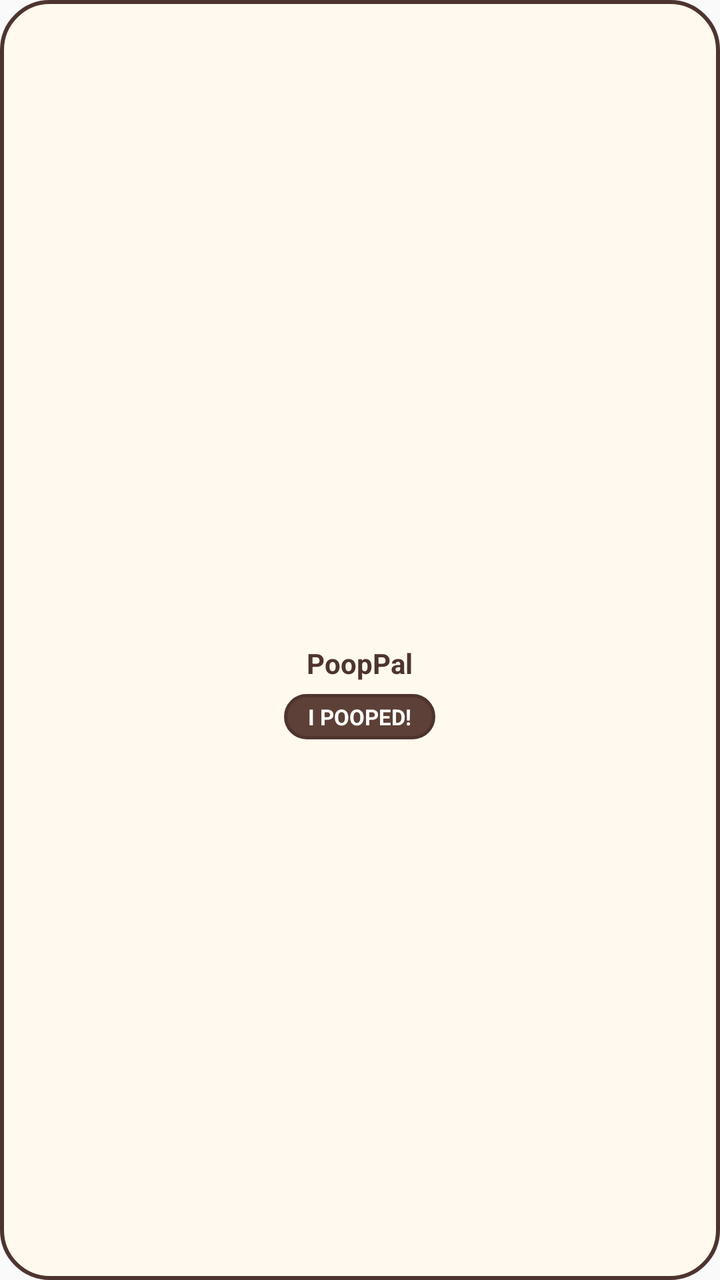
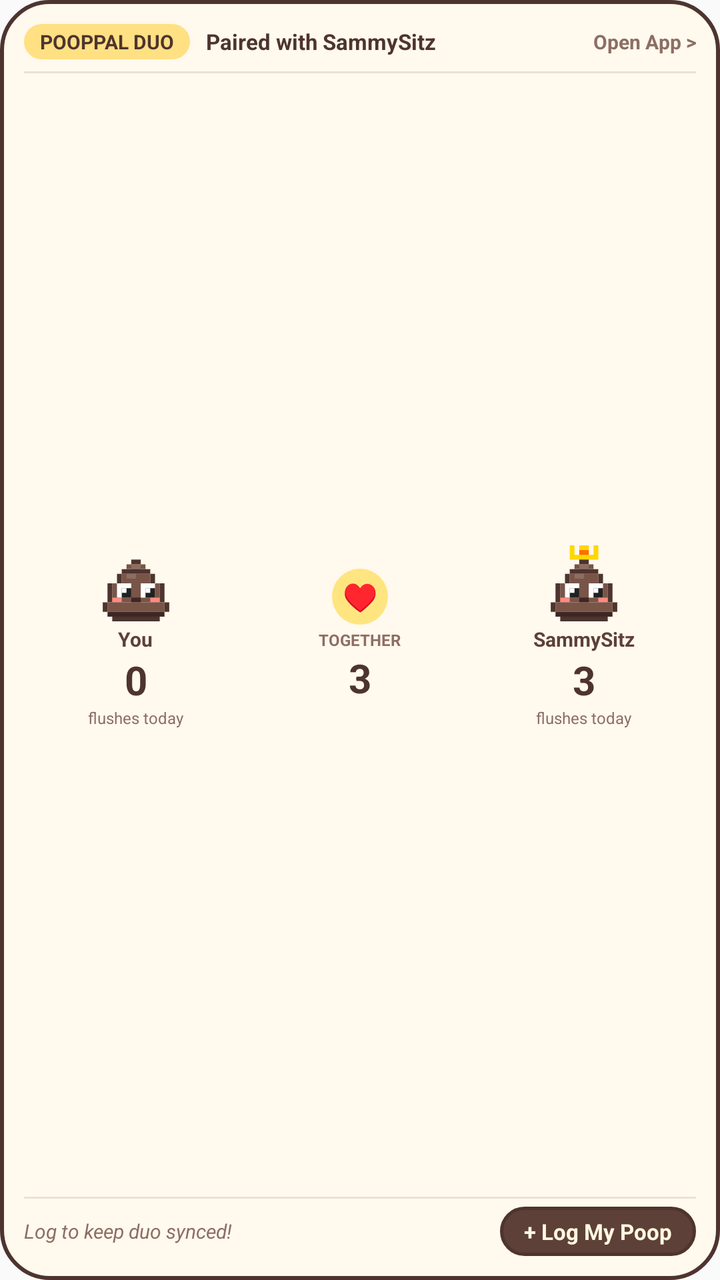

Before-and-after screenshots of an Android layout around one commit, followed by the original layout XML and the change that was made.
<!-- AndroidManifest.xml: application theme AppTheme -->
<!-- res/layout/pooppal_widget.xml -->
<?xml version="1.0" encoding="utf-8"?>
<LinearLayout xmlns:android="http://schemas.android.com/apk/res/android"
    android:id="@+id/widget_container"
    android:layout_width="match_parent"
    android:layout_height="match_parent"
    android:background="@drawable/widget_bg"
    android:orientation="vertical"
    android:gravity="center"
    android:padding="12dp">

    <ImageView
        android:id="@+id/widget_icon"
        android:layout_width="48dp"
        android:layout_height="48dp"
        android:src="@mipmap/ic_launcher"
        android:contentDescription="@string/app_name" />

    <TextView
        android:id="@+id/widget_title"
        android:layout_width="wrap_content"
        android:layout_height="wrap_content"
        android:layout_marginTop="4dp"
        android:text="@string/app_name"
        android:textColor="#4E342E"
        android:textSize="14sp"
        android:textStyle="bold" />

    <TextView
        android:id="@+id/widget_action"
        android:layout_width="wrap_content"
        android:layout_height="wrap_content"
        android:layout_marginTop="6dp"
        android:background="@drawable/widget_button_bg"
        android:paddingStart="12dp"
        android:paddingTop="4dp"
        android:paddingEnd="12dp"
        android:paddingBottom="4dp"
        android:text="I POOPED!"
        android:textColor="#FFFFFF"
        android:textSize="11sp"
        android:textStyle="bold" />

</LinearLayout>
<!-- resources referenced by this layout -->
<resources>
  <!-- mipmap ic_launcher (mipmap-anydpi-v26) -->
  <?xml version="1.0" encoding="utf-8"?>
  <adaptive-icon xmlns:android="http://schemas.android.com/apk/res/android">
      <background android:drawable="@color/ic_launcher_background"/>
      <foreground android:drawable="@mipmap/ic_launcher_foreground"/>
  </adaptive-icon>
  <string name="app_name">PoopPal</string>
  <color name="ic_launcher_background">#FFFFFF</color>
  <!-- unchanged entries left out for length: 3 -->
</resources>

<!-- the commit's change to res/layout/pooppal_widget.xml (unified diff, before → after) -->
@@ -5,39 +5,227 @@
     android:layout_height="match_parent"
     android:background="@drawable/widget_bg"
     android:orientation="vertical"
-    android:gravity="center"
     android:padding="12dp">
 
-    <ImageView
-        android:id="@+id/widget_icon"
-        android:layout_width="48dp"
-        android:layout_height="48dp"
-        android:src="@mipmap/ic_launcher"
-        android:contentDescription="@string/app_name" />
-
-    <TextView
-        android:id="@+id/widget_title"
-        android:layout_width="wrap_content"
+    
+    <LinearLayout
+        android:layout_width="match_parent"
         android:layout_height="wrap_content"
+        android:gravity="center_vertical"
+        android:orientation="horizontal">
+
+        <TextView
+            android:layout_width="wrap_content"
+            android:layout_height="wrap_content"
+            android:background="@drawable/widget_badge_bg"
+            android:paddingStart="8dp"
+            android:paddingTop="2dp"
+            android:paddingEnd="8dp"
+            android:paddingBottom="2dp"
+            android:text="POOPPAL DUO"
+            android:textColor="#4E342E"
+            android:textSize="10sp"
+            android:textStyle="bold" />
+
+        <TextView
+            android:id="@+id/widget_paired_label"
+            android:layout_width="0dp"
+            android:layout_height="wrap_content"
+            android:layout_marginStart="8dp"
+            android:layout_weight="1"
+            android:ellipsize="end"
+            android:maxLines="1"
+            android:text="Paired with SammySitz"
+            android:textColor="#4E342E"
+            android:textSize="11sp"
+            android:textStyle="bold" />
+
+        <TextView
+            android:id="@+id/widget_open_app"
+            android:layout_width="wrap_content"
+            android:layout_height="wrap_content"
+            android:text="Open App &gt;"
+            android:textColor="#8D6E63"
+            android:textSize="10sp"
+            android:textStyle="bold" />
+    </LinearLayout>
+
+    <View
+        android:layout_width="match_parent"
+        android:layout_height="1dp"
+        android:layout_marginTop="6dp"
+        android:layout_marginBottom="6dp"
+        android:background="#1F4E342E" />
+
+    
+    <LinearLayout
+        android:layout_width="match_parent"
+        android:layout_height="0dp"
+        android:layout_weight="1"
+        android:gravity="center"
+        android:orientation="horizontal">
+
+        
+        <LinearLayout
+            android:layout_width="0dp"
+            android:layout_height="wrap_content"
+            android:layout_weight="1"
+            android:gravity="center"
+            android:orientation="vertical">
+
+            <ImageView
+                android:layout_width="38dp"
+                android:layout_height="38dp"
+                android:contentDescription="You"
+                android:src="@drawable/mascot_buddy" />
+
+            <TextView
+                android:layout_width="wrap_content"
+                android:layout_height="wrap_content"
+                android:layout_marginTop="2dp"
+                android:text="You"
+                android:textColor="#5D4037"
+                android:textSize="10sp"
+                android:textStyle="bold" />
+
+            <TextView
+                android:id="@+id/widget_user_count"
+                android:layout_width="wrap_content"
+                android:layout_height="wrap_content"
+                android:text="0"
+                android:textColor="#4E342E"
+                android:textSize="20sp"
+                android:textStyle="bold" />
+
+            <TextView
+                android:layout_width="wrap_content"
+                android:layout_height="wrap_content"
+                android:text="flushes today"
+                android:textColor="#8D6E63"
+                android:textSize="8sp" />
+        </LinearLayout>
+
+        
+        <LinearLayout
+            android:layout_width="0dp"
+            android:layout_height="wrap_content"
+            android:layout_weight="1"
+            android:gravity="center"
+            android:orientation="vertical">
+
+            <FrameLayout
+                android:layout_width="28dp"
+                android:layout_height="28dp"
+                android:background="@drawable/widget_circle_gold">
+
+                <TextView
+                    android:layout_width="wrap_content"
+                    android:layout_height="wrap_content"
+                    android:layout_gravity="center"
+                    android:text="♥"
+                    android:textColor="#D97706"
+                    android:textSize="14sp" />
+            </FrameLayout>
+
+            <TextView
+                android:layout_width="wrap_content"
+                android:layout_height="wrap_content"
+                android:layout_marginTop="2dp"
+                android:text="TOGETHER"
+                android:textColor="#8D6E63"
+                android:textSize="8sp"
+                android:textStyle="bold" />
+
+            <TextView
+                android:id="@+id/widget_together_count"
+                android:layout_width="wrap_content"
+                android:layout_height="wrap_content"
+                android:text="3"
+                android:textColor="#4E342E"
+                android:textSize="20sp"
+                android:textStyle="bold" />
+        </LinearLayout>
+
+        
+        <LinearLayout
+            android:layout_width="0dp"
+            android:layout_height="wrap_content"
+            android:layout_weight="1"
+            android:gravity="center"
+            android:orientation="vertical">
+
+            <ImageView
+                android:layout_width="38dp"
+                android:layout_height="38dp"
+                android:contentDescription="Partner"
+                android:src="@drawable/mascot_partner_crown" />
+
+            <TextView
+                android:id="@+id/widget_partner_name"
+                android:layout_width="wrap_content"
+                android:layout_height="wrap_content"
+                android:layout_marginTop="2dp"
+                android:ellipsize="end"
+                android:maxLines="1"
+                android:text="SammySitz"
+                android:textColor="#5D4037"
+                android:textSize="10sp"
+                android:textStyle="bold" />
+
+            <TextView
+                android:id="@+id/widget_partner_count"
+                android:layout_width="wrap_content"
+                android:layout_height="wrap_content"
+                android:text="3"
+                android:textColor="#4E342E"
+                android:textSize="20sp"
+                android:textStyle="bold" />
+
+            <TextView
+                android:layout_width="wrap_content"
+                android:layout_height="wrap_content"
+                android:text="flushes today"
+                android:textColor="#8D6E63"
+                android:textSize="8sp" />
+        </LinearLayout>
+    </LinearLayout>
+
+    <View
+        android:layout_width="match_parent"
+        android:layout_height="1dp"
         android:layout_marginTop="4dp"
-        android:text="@string/app_name"
-        android:textColor="#4E342E"
-        android:textSize="14sp"
-        android:textStyle="bold" />
-
-    <TextView
-        android:id="@+id/widget_action"
-        android:layout_width="wrap_content"
+        android:layout_marginBottom="4dp"
+        android:background="#1F4E342E" />
+
+    
+    <LinearLayout
+        android:layout_width="match_parent"
         android:layout_height="wrap_content"
-        android:layout_marginTop="6dp"
-        android:background="@drawable/widget_button_bg"
-        android:paddingStart="12dp"
-        android:paddingTop="4dp"
-        android:paddingEnd="12dp"
-        android:paddingBottom="4dp"
-        android:text="I POOPED!"
-        android:textColor="#FFFFFF"
-        android:textSize="11sp"
-        android:textStyle="bold" />
+        android:gravity="center_vertical"
+        android:orientation="horizontal">
+
+        <TextView
+            android:layout_width="0dp"
+            android:layout_height="wrap_content"
+            android:layout_weight="1"
+            android:text="Log to keep duo synced!"
+            android:textColor="#8D6E63"
+            android:textSize="10sp"
+            android:textStyle="italic" />
+
+        <TextView
+            android:id="@+id/widget_action"
+            android:layout_width="wrap_content"
+            android:layout_height="wrap_content"
+            android:background="@drawable/widget_button_bg"
+            android:paddingStart="12dp"
+            android:paddingTop="5dp"
+            android:paddingEnd="12dp"
+            android:paddingBottom="5dp"
+            android:text="+ Log My Poop"
+            android:textColor="#FFF8E1"
+            android:textSize="11sp"
+            android:textStyle="bold" />
+    </LinearLayout>
 
 </LinearLayout>
<!-- resource entries referenced after the edit -->
@@ -1,13 +1,96 @@
 <!-- resources referenced by this layout -->
 <resources>
-  <!-- mipmap ic_launcher (mipmap-anydpi-v26) -->
+  <!-- drawable mascot_buddy (drawable) -->
+  <vector xmlns:android="http://schemas.android.com/apk/res/android"
+      android:width="48dp"
+      android:height="48dp"
+      android:viewportWidth="16"
+      android:viewportHeight="16">
+  
+      
+      <path android:fillColor="#4E342E" android:pathData="M7,3 h2 v1 h-2 z" />
+      <path android:fillColor="#795548" android:pathData="M6,4 h4 v1 h-4 z" />
+      <path android:fillColor="#8D6E63" android:pathData="M7,4 h2 v1 h-2 z" />
+  
+      
+      <path android:fillColor="#4E342E" android:pathData="M5,5 h6 v1 h-6 z M4,6 h1 v2 h-1 z M11,6 h1 v2 h-1 z" />
+      <path android:fillColor="#795548" android:pathData="M5,6 h6 v2 h-6 z" />
+      <path android:fillColor="#8D6E63" android:pathData="M6,6 h2 v1 h-2 z" />
+  
+      
+      <path android:fillColor="#795548" android:pathData="M3,8 h10 v4 h-10 z" />
+      <path android:fillColor="#4E342E" android:pathData="M2,8 h1 v4 h-1 z M13,8 h1 v4 h-1 z" />
+      <path android:fillColor="#8D6E63" android:pathData="M4,8 h3 v1 h-3 z" />
+  
+      
+      <path android:fillColor="#FFFFFF" android:pathData="M4,8 h3 v3 h-3 z M9,8 h3 v3 h-3 z" />
+      <path android:fillColor="#212121" android:pathData="M5,9 h2 v2 h-2 z M10,9 h2 v2 h-2 z" />
+      <path android:fillColor="#FFFFFF" android:pathData="M5,9 h1 v1 h-1 z M10,9 h1 v1 h-1 z" />
+  
+      
+      <path android:fillColor="#FF8A80" android:pathData="M3,11 h2 v1 h-2 z M11,11 h2 v1 h-2 z" />
+      <path android:fillColor="#3E2723" android:pathData="M7,11 h2 v1 h-2 z" />
+  
+      
+      <path android:fillColor="#795548" android:pathData="M2,12 h12 v2 h-12 z" />
+      <path android:fillColor="#4E342E" android:pathData="M1,12 h1 v2 h-1 z M14,12 h1 v2 h-1 z" />
+      <path android:fillColor="#3E2723" android:pathData="M2,14 h12 v1 h-12 z" />
+      <path android:fillColor="#4E342E" android:pathData="M3,15 h10 v1 h-10 z" />
+  </vector>
+  <!-- drawable mascot_partner_crown (drawable) -->
+  <vector xmlns:android="http://schemas.android.com/apk/res/android"
+      android:width="48dp"
+      android:height="48dp"
+      android:viewportWidth="16"
+      android:viewportHeight="16">
+  
+      
+      <path android:fillColor="#FFD700" android:pathData="M5,0 h1 v2 h-1 z M7,0 h2 v2 h-2 z M10,0 h1 v2 h-1 z M5,2 h6 v1 h-6 z" />
+      <path android:fillColor="#FF6D00" android:pathData="M7,1 h2 v1 h-2 z" />
+  
+      
+      <path android:fillColor="#4E342E" android:pathData="M7,3 h2 v1 h-2 z" />
+      <path android:fillColor="#795548" android:pathData="M6,4 h4 v1 h-4 z" />
+      <path android:fillColor="#8D6E63" android:pathData="M7,4 h2 v1 h-2 z" />
+  
+      
+      <path android:fillColor="#4E342E" android:pathData="M5,5 h6 v1 h-6 z M4,6 h1 v2 h-1 z M11,6 h1 v2 h-1 z" />
+      <path android:fillColor="#795548" android:pathData="M5,6 h6 v2 h-6 z" />
+      <path android:fillColor="#8D6E63" android:pathData="M6,6 h2 v1 h-2 z" />
+  
+      
+      <path android:fillColor="#795548" android:pathData="M3,8 h10 v4 h-10 z" />
+      <path android:fillColor="#4E342E" android:pathData="M2,8 h1 v4 h-1 z M13,8 h1 v4 h-1 z" />
+      <path android:fillColor="#8D6E63" android:pathData="M4,8 h3 v1 h-3 z" />
+  
+      
+      <path android:fillColor="#FFFFFF" android:pathData="M4,8 h3 v3 h-3 z M9,8 h3 v3 h-3 z" />
+      <path android:fillColor="#212121" android:pathData="M5,9 h2 v2 h-2 z M10,9 h2 v2 h-2 z" />
+      <path android:fillColor="#FFFFFF" android:pathData="M5,9 h1 v1 h-1 z M10,9 h1 v1 h-1 z" />
+  
+      
+      <path android:fillColor="#FF8A80" android:pathData="M3,11 h2 v1 h-2 z M11,11 h2 v1 h-2 z" />
+      <path android:fillColor="#3E2723" android:pathData="M7,11 h2 v1 h-2 z" />
+  
+      
+      <path android:fillColor="#795548" android:pathData="M2,12 h12 v2 h-12 z" />
+      <path android:fillColor="#4E342E" android:pathData="M1,12 h1 v2 h-1 z M14,12 h1 v2 h-1 z" />
+      <path android:fillColor="#3E2723" android:pathData="M2,14 h12 v1 h-12 z" />
+      <path android:fillColor="#4E342E" android:pathData="M3,15 h10 v1 h-10 z" />
+  </vector>
+  <!-- drawable widget_badge_bg (drawable) -->
   <?xml version="1.0" encoding="utf-8"?>
-  <adaptive-icon xmlns:android="http://schemas.android.com/apk/res/android">
-      <background android:drawable="@color/ic_launcher_background"/>
-      <foreground android:drawable="@mipmap/ic_launcher_foreground"/>
-  </adaptive-icon>
-  <string name="app_name">PoopPal</string>
-  <color name="ic_launcher_background">#FFFFFF</color>
+  <shape xmlns:android="http://schemas.android.com/apk/res/android"
+      android:shape="rectangle">
+      <solid android:color="#FFE082" />
+      <corners android:radius="12dp" />
+  </shape>
+  <!-- drawable widget_circle_gold (drawable) -->
+  <?xml version="1.0" encoding="utf-8"?>
+  <shape xmlns:android="http://schemas.android.com/apk/res/android"
+      android:shape="oval">
+      <solid android:color="#FFE57F" />
+  </shape>
   <!-- unchanged entries left out for length: 3 -->
 </resources>
 
